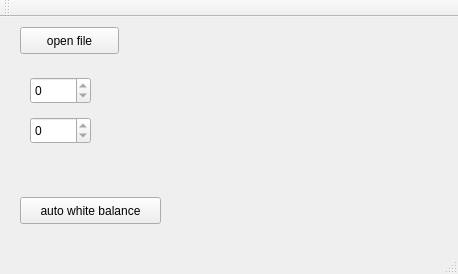
The window that mainwindow.ui (hanfei19910905/tiny_image_processer) describes before a commit, drawn with Qt 5.
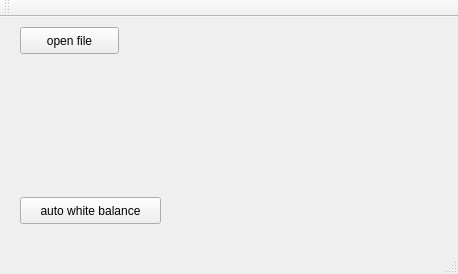
The same window after the commit.

What changed in the file:
```diff
--- a/mainwindow.ui
+++ b/mainwindow.ui
@@ -53,38 +53,6 @@
      <string/>
     </property>
    </widget>
-   <widget class="QSpinBox" name="xShow">
-    <property name="geometry">
-     <rect>
-      <x>30</x>
-      <y>60</y>
-      <width>61</width>
-      <height>27</height>
-     </rect>
-    </property>
-    <property name="readOnly">
-     <bool>true</bool>
-    </property>
-    <property name="maximum">
-     <number>100000</number>
-    </property>
-   </widget>
-   <widget class="QSpinBox" name="yShow">
-    <property name="geometry">
-     <rect>
-      <x>30</x>
-      <y>100</y>
-      <width>61</width>
-      <height>27</height>
-     </rect>
-    </property>
-    <property name="readOnly">
-     <bool>true</bool>
-    </property>
-    <property name="maximum">
-     <number>100000</number>
-    </property>
-   </widget>
   </widget>
   <widget class="QMenuBar" name="menuBar">
    <property name="geometry">
```
